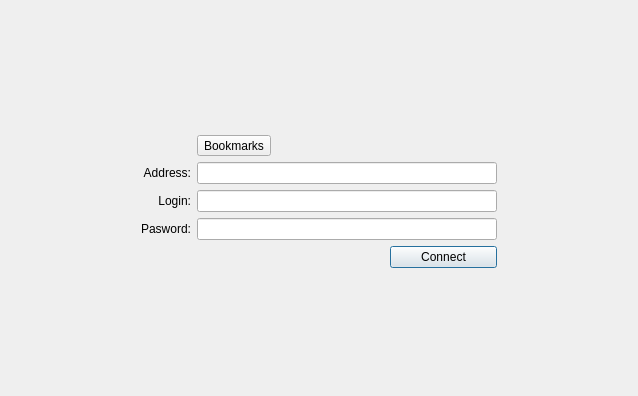
Qt form qw_client/QwcConnectWidget.ui (pcjpnet/qwired-suite) before a commit.
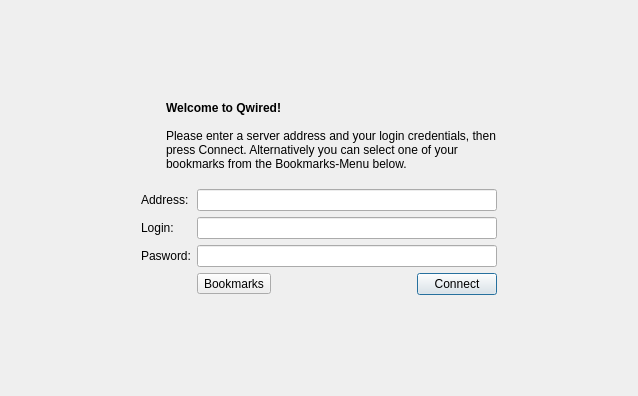
The same form after that commit. Icons and pictures are not drawn.

Commit message: Added some help to the login screen and updated the german language files.

```diff
--- a/qw_client/QwcConnectWidget.ui
+++ b/qw_client/QwcConnectWidget.ui
@@ -20,34 +20,8 @@
       <number>0</number>
      </property>
      <widget class="QWidget" name="page">
-      <layout class="QGridLayout" name="gridLayout_2">
-       <item row="0" column="1">
-        <spacer>
-         <property name="orientation">
-          <enum>Qt::Vertical</enum>
-         </property>
-         <property name="sizeHint" stdset="0">
-          <size>
-           <width>20</width>
-           <height>99</height>
-          </size>
-         </property>
-        </spacer>
-       </item>
-       <item row="0" column="2" rowspan="2">
-        <spacer>
-         <property name="orientation">
-          <enum>Qt::Horizontal</enum>
-         </property>
-         <property name="sizeHint" stdset="0">
-          <size>
-           <width>116</width>
-           <height>144</height>
-          </size>
-         </property>
-        </spacer>
-       </item>
-       <item row="1" column="0">
+      <layout class="QHBoxLayout" name="horizontalLayout_3">
+       <item>
         <spacer>
          <property name="orientation">
           <enum>Qt::Horizontal</enum>
@@ -60,58 +34,96 @@
          </property>
         </spacer>
        </item>
-       <item row="1" column="1">
+       <item>
+        <layout class="QVBoxLayout" name="verticalLayout">
+         <item>
+          <spacer>
+           <property name="orientation">
+            <enum>Qt::Vertical</enum>
+           </property>
+           <property name="sizeHint" stdset="0">
+            <size>
+             <width>20</width>
+             <height>99</height>
+            </size>
+           </property>
+          </spacer>
+         </item>
+         <item>
+          <layout class="QHBoxLayout" name="horizontalLayout_2">
+           <item>
+            <widget class="QLabel" name="label_4">
+             <property name="sizePolicy">
+              <sizepolicy hsizetype="Maximum" vsizetype="Expanding">
+               <horstretch>0</horstretch>
+               <verstretch>0</verstretch>
+              </sizepolicy>
+             </property>
+             <property name="text">
+              <string/>
+             </property>
+             <property name="pixmap">
+              <pixmap resource="application.qrc">:/icons/qwired_logo_48.png</pixmap>
+             </property>
+            </widget>
+           </item>
+           <item>
+            <spacer name="horizontalSpacer_4">
+             <property name="orientation">
+              <enum>Qt::Horizontal</enum>
+             </property>
+             <property name="sizeType">
+              <enum>QSizePolicy::Fixed</enum>
+             </property>
+             <property name="sizeHint" stdset="0">
+              <size>
+               <width>12</width>
+               <height>20</height>
+              </size>
+             </property>
+            </spacer>
+           </item>
+           <item>
+            <widget class="QLabel" name="label_5">
+             <property name="text">
+              <string>&lt;b&gt;Welcome to Qwired!&lt;/b&gt;&lt;br&gt;&lt;br&gt;Please enter a server address and your login credentials, then press Connect. Alternatively you can select one of your bookmarks from the Bookmarks-Menu below.</string>
+             </property>
+             <property name="wordWrap">
+              <bool>true</bool>
+             </property>
+            </widget>
+           </item>
+          </layout>
+         </item>
+         <item>
+          <spacer name="verticalSpacer_3">
+           <property name="orientation">
+            <enum>Qt::Vertical</enum>
+           </property>
+           <property name="sizeType">
+            <enum>QSizePolicy::Fixed</enum>
+           </property>
+           <property name="sizeHint" stdset="0">
+            <size>
+             <width>20</width>
+             <height>12</height>
+            </size>
+           </property>
+          </spacer>
+         </item>
+         <item>
         <layout class="QGridLayout" name="gridLayout">
-         <item row="0" column="1">
-          <widget class="QToolButton" name="fBtnFavourites">
-           <property name="text">
-            <string>Bookmarks</string>
-           </property>
-           <property name="icon">
-            <iconset resource="application.qrc">
-             <normaloff>:/icons/icon_favourite.png</normaloff>:/icons/icon_favourite.png</iconset>
-           </property>
-           <property name="iconSize">
-            <size>
-             <width>20</width>
-             <height>20</height>
-            </size>
-           </property>
-           <property name="popupMode">
-            <enum>QToolButton::InstantPopup</enum>
-           </property>
-           <property name="toolButtonStyle">
-            <enum>Qt::ToolButtonTextBesideIcon</enum>
-           </property>
-          </widget>
-         </item>
-         <item row="0" column="2" colspan="2">
-          <spacer>
-           <property name="orientation">
-            <enum>Qt::Horizontal</enum>
-           </property>
-           <property name="sizeHint" stdset="0">
-            <size>
-             <width>40</width>
-             <height>20</height>
-            </size>
-           </property>
-          </spacer>
-         </item>
-         <item row="1" column="0">
+           <item row="0" column="0">
           <widget class="QLabel" name="label">
            <property name="text">
             <string>Address:</string>
            </property>
-           <property name="alignment">
-            <set>Qt::AlignRight|Qt::AlignTrailing|Qt::AlignVCenter</set>
-           </property>
            <property name="buddy">
             <cstring>fAddress</cstring>
            </property>
           </widget>
          </item>
-         <item row="1" column="1" colspan="3">
+           <item row="0" column="1" colspan="3">
           <widget class="QLineEdit" name="fAddress">
            <property name="minimumSize">
             <size>
@@ -121,20 +133,17 @@
            </property>
           </widget>
          </item>
-         <item row="2" column="0">
+           <item row="1" column="0">
           <widget class="QLabel" name="label_2">
            <property name="text">
             <string>Login:</string>
            </property>
-           <property name="alignment">
-            <set>Qt::AlignRight|Qt::AlignTrailing|Qt::AlignVCenter</set>
-           </property>
            <property name="buddy">
             <cstring>fLogin</cstring>
            </property>
           </widget>
          </item>
-         <item row="2" column="1" colspan="3">
+           <item row="1" column="1" colspan="3">
           <widget class="QLineEdit" name="fLogin">
            <property name="minimumSize">
             <size>
@@ -144,20 +153,17 @@
            </property>
           </widget>
          </item>
-         <item row="3" column="0">
+           <item row="2" column="0">
           <widget class="QLabel" name="label_3">
            <property name="text">
             <string>Pasword:</string>
            </property>
-           <property name="alignment">
-            <set>Qt::AlignRight|Qt::AlignTrailing|Qt::AlignVCenter</set>
-           </property>
            <property name="buddy">
             <cstring>fPassword</cstring>
            </property>
           </widget>
          </item>
-         <item row="3" column="1" colspan="3">
+           <item row="2" column="1" colspan="3">
           <widget class="QLineEdit" name="fPassword">
            <property name="minimumSize">
             <size>
@@ -170,20 +176,7 @@
            </property>
           </widget>
          </item>
-         <item row="4" column="1" colspan="2">
-          <spacer name="horizontalSpacer">
-           <property name="orientation">
-            <enum>Qt::Horizontal</enum>
-           </property>
-           <property name="sizeHint" stdset="0">
-            <size>
-             <width>40</width>
-             <height>20</height>
-            </size>
-           </property>
-          </spacer>
-         </item>
-         <item row="4" column="3">
+           <item row="3" column="3">
           <widget class="QPushButton" name="btnConnect">
            <property name="text">
             <string>Connect</string>
@@ -196,9 +189,45 @@
            </property>
           </widget>
          </item>
-        </layout>
-       </item>
-       <item row="2" column="1">
+           <item row="3" column="1">
+            <widget class="QToolButton" name="fBtnFavourites">
+             <property name="text">
+              <string>Bookmarks</string>
+             </property>
+             <property name="icon">
+              <iconset resource="application.qrc">
+               <normaloff>:/icons/icon_favourite.png</normaloff>:/icons/icon_favourite.png</iconset>
+             </property>
+             <property name="iconSize">
+              <size>
+               <width>20</width>
+               <height>20</height>
+              </size>
+             </property>
+             <property name="popupMode">
+              <enum>QToolButton::InstantPopup</enum>
+             </property>
+             <property name="toolButtonStyle">
+              <enum>Qt::ToolButtonTextBesideIcon</enum>
+             </property>
+            </widget>
+           </item>
+           <item row="3" column="2">
+            <spacer name="horizontalSpacer">
+             <property name="orientation">
+              <enum>Qt::Horizontal</enum>
+             </property>
+             <property name="sizeHint" stdset="0">
+              <size>
+               <width>40</width>
+               <height>20</height>
+              </size>
+             </property>
+            </spacer>
+           </item>
+          </layout>
+         </item>
+         <item>
         <spacer>
          <property name="orientation">
           <enum>Qt::Vertical</enum>
@@ -212,6 +241,21 @@
         </spacer>
        </item>
       </layout>
+       </item>
+       <item>
+        <spacer>
+         <property name="orientation">
+          <enum>Qt::Horizontal</enum>
+         </property>
+         <property name="sizeHint" stdset="0">
+          <size>
+           <width>116</width>
+           <height>144</height>
+          </size>
+         </property>
+        </spacer>
+       </item>
+      </layout>
      </widget>
      <widget class="QWidget" name="page_2">
       <layout class="QGridLayout" name="gridLayout_4">
```
Left out of the diff: 51 changed lines with no effect on the pictures. Lines whose indentation alone changed are shown as unchanged. The commit also changes 15 other files.
